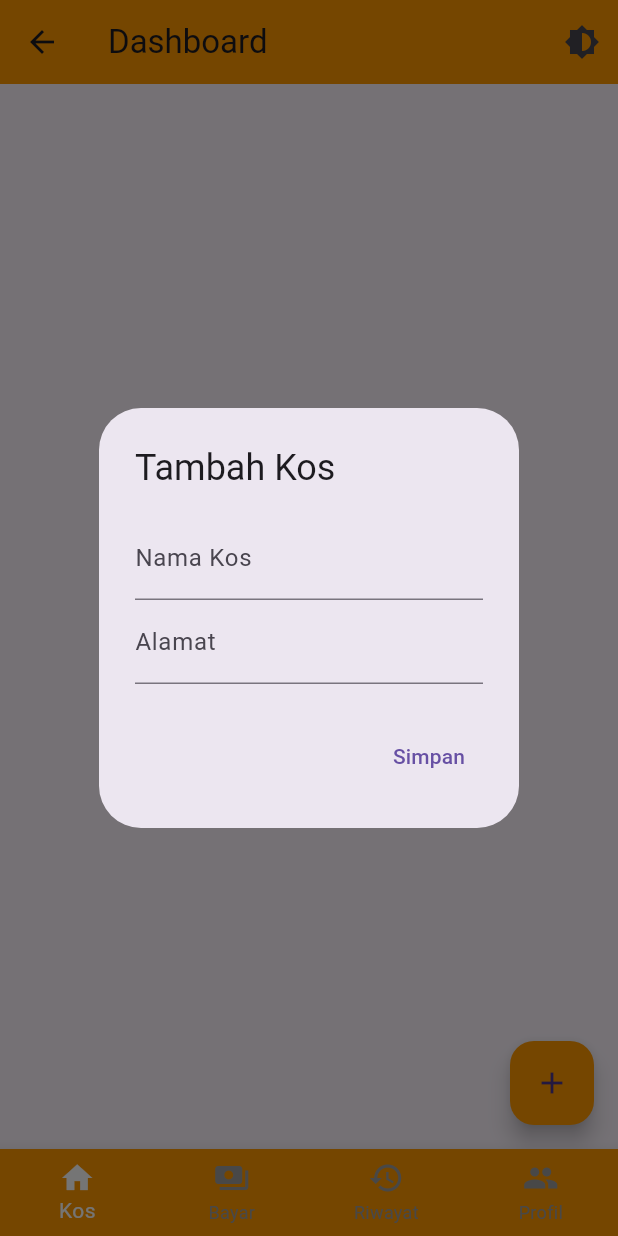
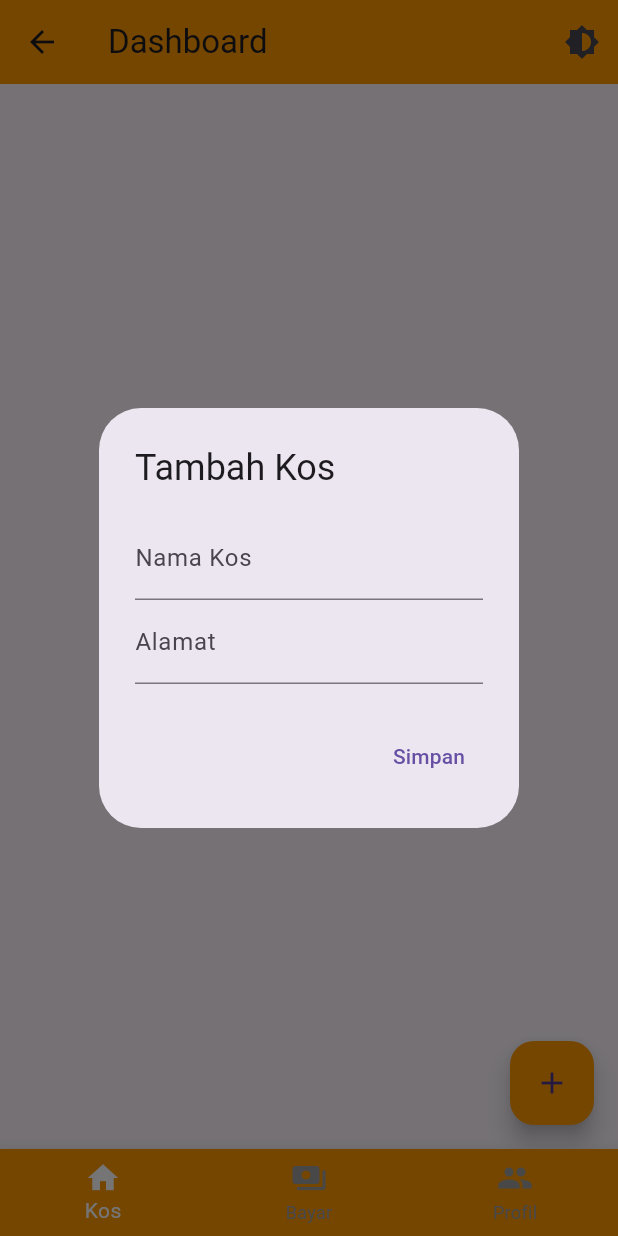
Before and after one commit to Iqbalnrflah/Tubes-Flutter, a Flutter app: the DashboardPage screen opened by its route, after a tap on the "add" icon, on a phone screen of 412 x 824 dp. Run offline on Flutter 3.47's test engine with Material 3 defaults, Android fonts, the phone set to English and light mode, and no system bars; our stand-ins replace cloud_firestore, firebase_auth, firebase_core, shared_preferences; accounts and stored records are empty.

Commit message:
hapus history

```diff
--- a/lib/dashboard/dashboard.dart
+++ b/lib/dashboard/dashboard.dart
@@ -18,7 +18,6 @@ class _DashboardPageState extends State<DashboardPage> {
   final pages = [
     const KosPage(),
     const PembayaranPage(),
-    HistoryPage(),
     const Profil(),
   ];
 
@@ -56,10 +55,6 @@ class _DashboardPageState extends State<DashboardPage> {
             label: 'Bayar',
           ),
           BottomNavigationBarItem(
-            icon: Icon(Icons.history),
-            label: 'Riwayat',
-          ),
-          BottomNavigationBarItem(
             icon: Icon(Icons.people),
             label: 'Profil',
           ),
```
